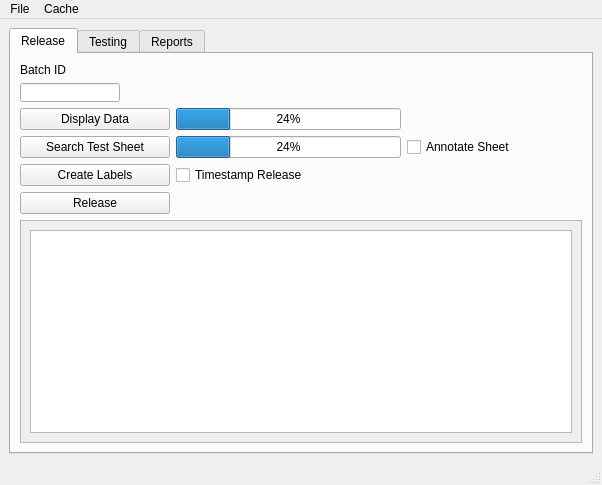
Above: qcrelease.ui from eholder102/GUI-QC-Release before the change. Below: the same form after it.
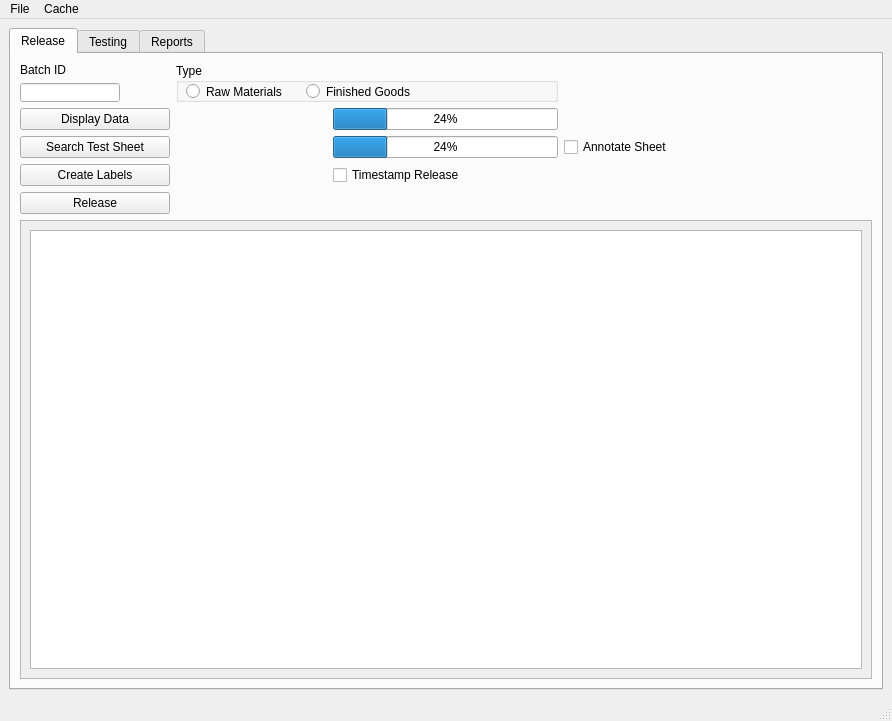
That is the form after the change.

Commit message: fixed improper sle status finding by decrementing column value by 4 to account for header columnsclarified handling for batches in column 5clamped ingredient ID at 7 for raw materials to handle cases like DRC000P - CLIENT SUPPLIEDfixed crash upon cancelled label requestadded finished goods lookup to release tab opening tps and reference sheet

The edit to the form file:
```diff
--- a/qcrelease.ui
+++ b/qcrelease.ui
@@ -6,8 +6,8 @@
    <rect>
     <x>0</x>
     <y>0</y>
-    <width>602</width>
-    <height>485</height>
+    <width>892</width>
+    <height>721</height>
    </rect>
   </property>
   <property name="windowTitle">
@@ -37,33 +37,7 @@
         <string>Release</string>
        </attribute>
        <layout class="QGridLayout" name="gridLayout_3">
-        <item row="3" column="2">
-         <widget class="QCheckBox" name="annotatesheetbox">
-          <property name="minimumSize">
-           <size>
-            <width>100</width>
-            <height>0</height>
-           </size>
-          </property>
-          <property name="maximumSize">
-           <size>
-            <width>200</width>
-            <height>16777215</height>
-           </size>
-          </property>
-          <property name="text">
-           <string>Annotate Sheet</string>
-          </property>
-         </widget>
-        </item>
-        <item row="4" column="3">
-         <widget class="QLabel" name="create_labels_label">
-          <property name="text">
-           <string/>
-          </property>
-         </widget>
-        </item>
-        <item row="6" column="0" colspan="4">
+        <item row="6" column="0" colspan="5">
          <widget class="QScrollArea" name="scrollArea">
           <property name="minimumSize">
            <size>
@@ -79,8 +53,8 @@
             <rect>
              <x>0</x>
              <y>0</y>
-             <width>558</width>
-             <height>217</height>
+             <width>848</width>
+             <height>456</height>
             </rect>
            </property>
            <property name="sizePolicy">
@@ -113,6 +87,13 @@
           </widget>
          </widget>
         </item>
+        <item row="5" column="4">
+         <widget class="QLabel" name="timestamp_label">
+          <property name="text">
+           <string/>
+          </property>
+         </widget>
+        </item>
         <item row="1" column="0">
          <widget class="QLineEdit" name="batchIDinput">
           <property name="maximumSize">
@@ -123,29 +104,16 @@
           </property>
          </widget>
         </item>
-        <item row="4" column="0">
-         <widget class="QPushButton" name="createlabelsbutton">
-          <property name="minimumSize">
-           <size>
-            <width>150</width>
-            <height>0</height>
-           </size>
-          </property>
+        <item row="2" column="0">
+         <widget class="QPushButton" name="displaydatabutton">
           <property name="maximumSize">
            <size>
-            <width>100</width>
+            <width>150</width>
             <height>16777215</height>
            </size>
           </property>
           <property name="text">
-           <string>Create Labels</string>
-          </property>
-         </widget>
-        </item>
-        <item row="5" column="3">
-         <widget class="QLabel" name="timestamp_label">
-          <property name="text">
-           <string/>
+           <string>Display Data</string>
           </property>
          </widget>
         </item>
@@ -162,13 +130,6 @@
           </property>
          </widget>
         </item>
-        <item row="3" column="3">
-         <widget class="QLabel" name="recent_data_label">
-          <property name="text">
-           <string/>
-          </property>
-         </widget>
-        </item>
         <item row="5" column="0">
          <widget class="QPushButton" name="releaseButton">
           <property name="maximumSize">
@@ -182,20 +143,7 @@
           </property>
          </widget>
         </item>
-        <item row="0" column="0">
-         <widget class="QLabel" name="label">
-          <property name="maximumSize">
-           <size>
-            <width>100</width>
-            <height>16777215</height>
-           </size>
-          </property>
-          <property name="text">
-           <string>Batch ID</string>
-          </property>
-         </widget>
-        </item>
-        <item row="3" column="1">
+        <item row="3" column="2">
          <widget class="QProgressBar" name="testsheetprogressbar">
           <property name="minimumSize">
            <size>
@@ -214,7 +162,7 @@
           </property>
          </widget>
         </item>
-        <item row="4" column="1">
+        <item row="4" column="2">
          <widget class="QCheckBox" name="timestampbox">
           <property name="minimumSize">
            <size>
@@ -227,20 +175,72 @@
           </property>
          </widget>
         </item>
-        <item row="2" column="0">
-         <widget class="QPushButton" name="displaydatabutton">
-          <property name="maximumSize">
+        <item row="4" column="0">
+         <widget class="QPushButton" name="createlabelsbutton">
+          <property name="minimumSize">
            <size>
             <width>150</width>
+            <height>0</height>
+           </size>
+          </property>
+          <property name="maximumSize">
+           <size>
+            <width>100</width>
             <height>16777215</height>
            </size>
           </property>
           <property name="text">
-           <string>Display Data</string>
+           <string>Create Labels</string>
           </property>
          </widget>
         </item>
-        <item row="2" column="1">
+        <item row="0" column="0">
+         <widget class="QLabel" name="label">
+          <property name="maximumSize">
+           <size>
+            <width>100</width>
+            <height>16777215</height>
+           </size>
+          </property>
+          <property name="text">
+           <string>Batch ID</string>
+          </property>
+         </widget>
+        </item>
+        <item row="4" column="4">
+         <widget class="QLabel" name="create_labels_label">
+          <property name="text">
+           <string/>
+          </property>
+         </widget>
+        </item>
+        <item row="3" column="4">
+         <widget class="QLabel" name="recent_data_label">
+          <property name="text">
+           <string/>
+          </property>
+         </widget>
+        </item>
+        <item row="3" column="3">
+         <widget class="QCheckBox" name="annotatesheetbox">
+          <property name="minimumSize">
+           <size>
+            <width>100</width>
+            <height>0</height>
+           </size>
+          </property>
+          <property name="maximumSize">
+           <size>
+            <width>200</width>
+            <height>16777215</height>
+           </size>
+          </property>
+          <property name="text">
+           <string>Annotate Sheet</string>
+          </property>
+         </widget>
+        </item>
+        <item row="2" column="2">
          <widget class="QProgressBar" name="progressBar">
           <property name="minimumSize">
            <size>
@@ -259,6 +259,39 @@
           </property>
          </widget>
         </item>
+        <item row="0" column="1" rowspan="2" colspan="2">
+         <widget class="QGroupBox" name="groupBox_2">
+          <property name="title">
+           <string>Type</string>
+          </property>
+          <widget class="QRadioButton" name="rm_button">
+           <property name="geometry">
+            <rect>
+             <x>10</x>
+             <y>20</y>
+             <width>101</width>
+             <height>17</height>
+            </rect>
+           </property>
+           <property name="text">
+            <string>Raw Materials</string>
+           </property>
+          </widget>
+          <widget class="QRadioButton" name="fg_button">
+           <property name="geometry">
+            <rect>
+             <x>130</x>
+             <y>20</y>
+             <width>111</width>
+             <height>17</height>
+            </rect>
+           </property>
+           <property name="text">
+            <string>Finished Goods</string>
+           </property>
+          </widget>
+         </widget>
+        </item>
        </layout>
       </widget>
       <widget class="QWidget" name="testing_tab">
@@ -310,8 +343,8 @@
             <rect>
              <x>0</x>
              <y>0</y>
-             <width>558</width>
-             <height>320</height>
+             <width>848</width>
+             <height>558</height>
             </rect>
            </property>
            <property name="sizePolicy">
@@ -473,8 +506,8 @@
     <rect>
      <x>0</x>
      <y>0</y>
-     <width>602</width>
-     <height>22</height>
+     <width>892</width>
+     <height>21</height>
     </rect>
    </property>
    <widget class="QMenu" name="menuFile">
```
The commit also changes 6 other files.
